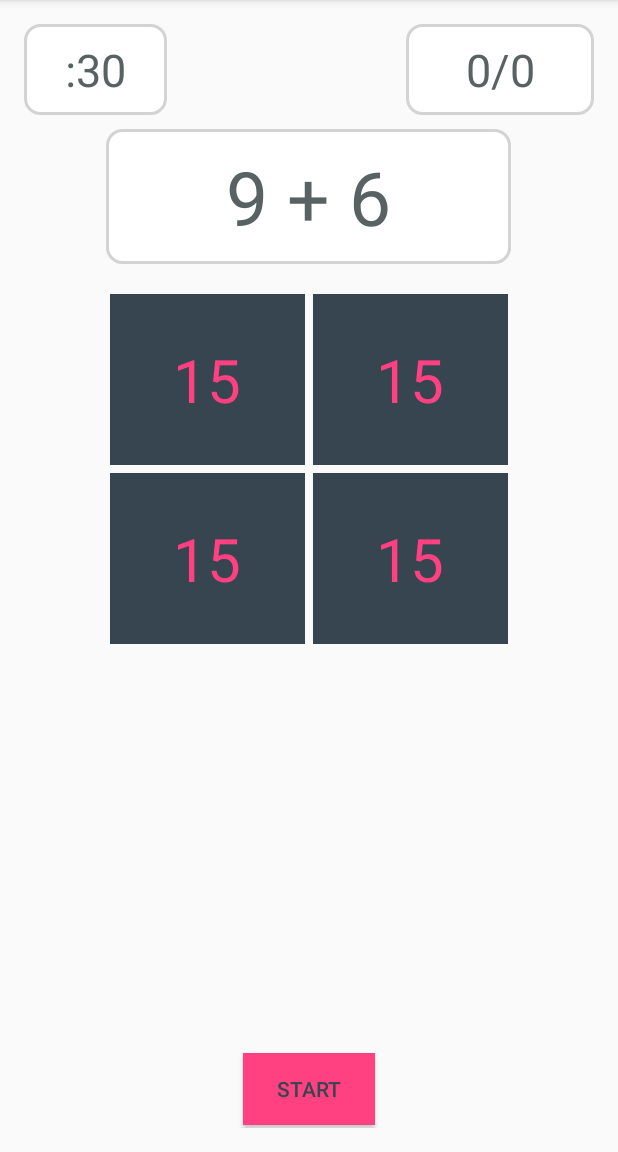
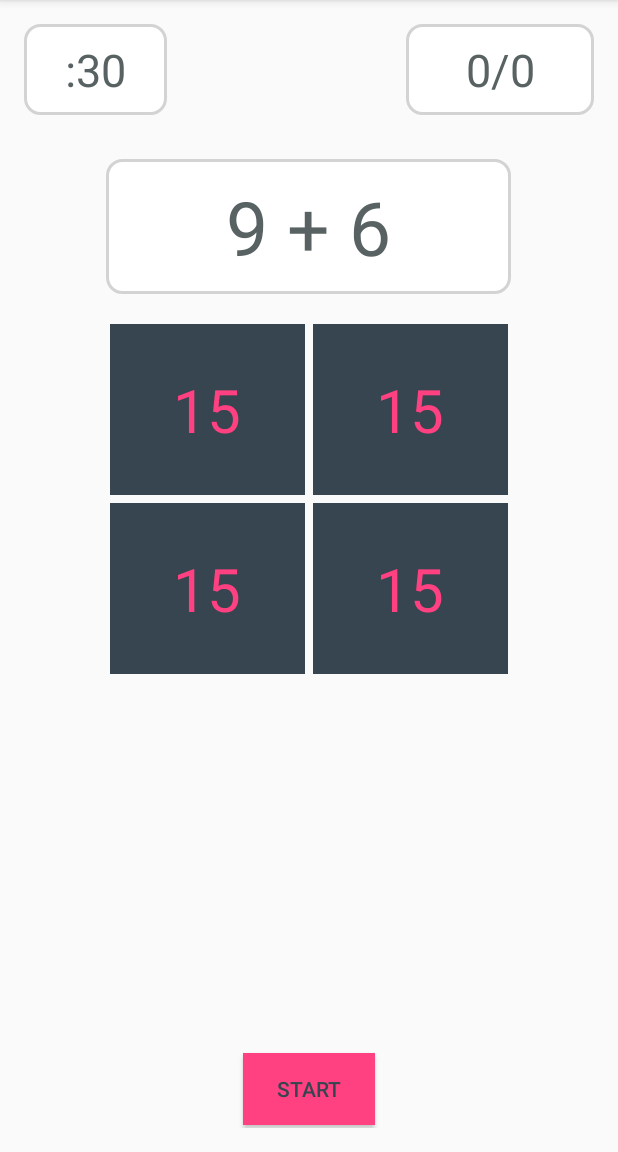
Before and after one commit to bsandusky/android-brain-trainer, an Android app: the screen it shows after launch (MainActivity), on a phone screen of 412 x 824 dp, the part 84-1236 px from its top. Run offline under Robolectric (Android 15) with nearby library versions, the phone set to English and light mode, and no system bars.

Commit message:
Update margins

```diff
--- a/app/src/main/res/layout/activity_main.xml
+++ b/app/src/main/res/layout/activity_main.xml
@@ -46,7 +46,7 @@
         android:layout_centerHorizontal="true"
         android:textSize="50sp"
         android:gravity="center"
-        android:layout_marginTop="70dp" />
+        android:layout_marginTop="90dp" />
 
     <TextView
         android:layout_width="270dp"
@@ -58,7 +58,7 @@
         android:layout_centerHorizontal="true"
         android:textSize="30sp"
         android:gravity="center"
-        android:layout_marginTop="70dp"
+        android:layout_marginTop="90dp"
         android:visibility="invisible"/>
 
     <GridLayout
```
